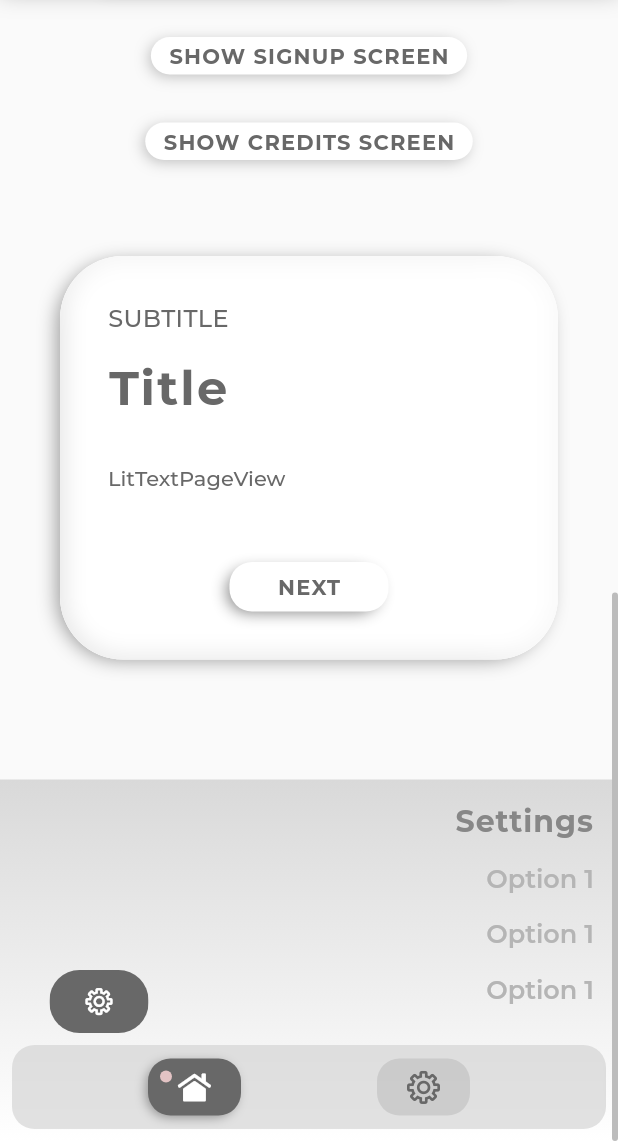
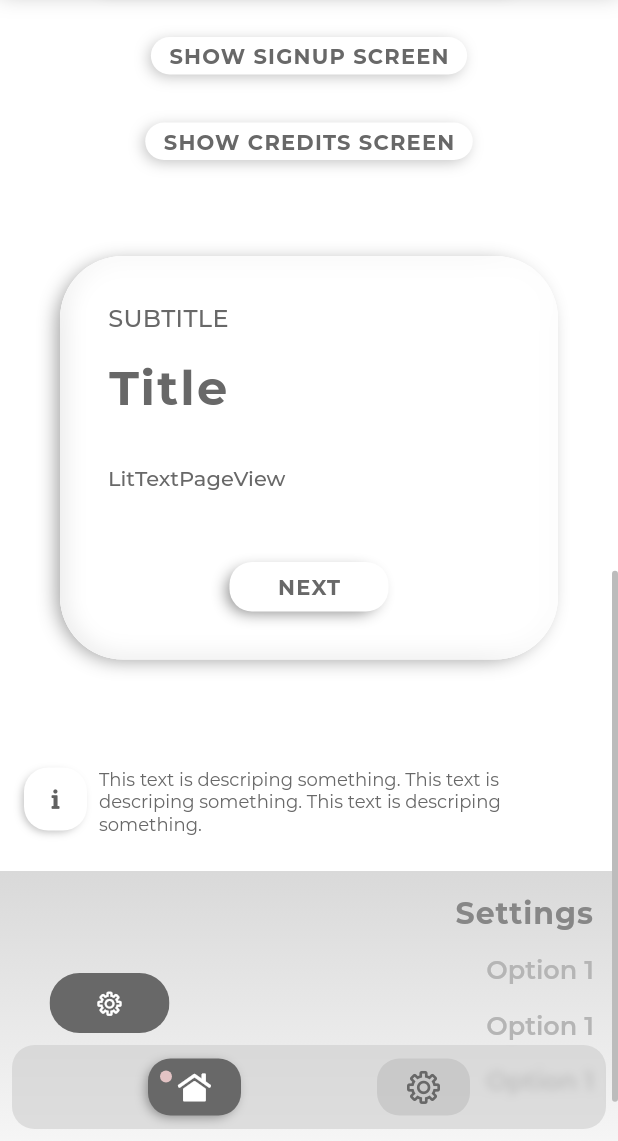
Before and after one commit to litlifesoftware/leitmotif-flutter, a Flutter app: the screen it shows after launch, scrolled down 1033 dp, on a phone screen of 412 x 824 dp, the part 95-1236 px from its top. Run offline on Flutter 3.47's test engine with Material 2 defaults, Android fonts, the phone set to English and light mode, and no system bars; our stand-ins replace package_info_plus; project files that could hold a hidden picture were left out.

Commit message:
Implement `LitDescriptionTextBox` on `example` app

```diff
--- a/example/lib/main.dart
+++ b/example/lib/main.dart
@@ -290,7 +290,9 @@ class __ExampleScreenState extends State<_ExampleScreen> {
 
   @override
   Widget build(BuildContext context) {
-    return LitScaffold(
+    return LitNotificationContainer(
+      controller: _notificationController,
+      child: LitScaffold(
         backgroundColor: darkMode ? LitColors.darkBlue : Colors.white,
         appBar: FixedOnScrollTitledAppbar(
           shouldNavigateBack: false,
@@ -404,18 +406,19 @@ class __ExampleScreenState extends State<_ExampleScreen> {
         ),
         actionButton: AnimatedActionButton(
             alignment: Alignment.bottomLeft,
+            child: Padding(
+              padding: const EdgeInsets.symmetric(horizontal: 8.0),
               child: Icon(
                 LitIcons.gear,
                 color: Colors.white,
-            size: 18.0,
+                size: 16.0,
+              ),
             ),
             backgroundColor: LitColors.mediumGrey,
             onPressed: () => {
                   _settingsPanelController.showSettingsPanel(),
                 }),
-      body: LitNotificationContainer(
-        controller: _notificationController,
-        child: SizedBox(
+        body: SizedBox(
           width: MediaQuery.of(context).size.width,
           child: LitScrollbar(
             child: ScrollableColumn(
@@ -893,6 +896,13 @@ class _ButtonList extends StatelessWidget {
               ),
             ],
           ),
+          LitDescriptionTextBox(
+            text: "This text is descriping something."
+                " "
+                "This text is descriping something."
+                " "
+                "This text is descriping something.",
+          ),
           // SizedBox(height: 128.0),
         ],
       ),
```
Lines whose indentation alone changed are shown as unchanged.
